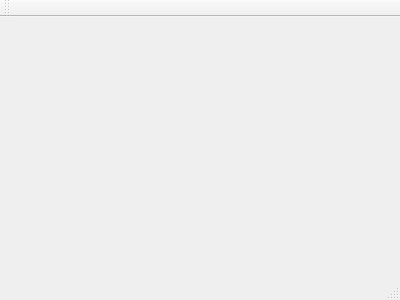
Old version of the form gui.ui in the repository bmbogdan/wifi-folder-sync.
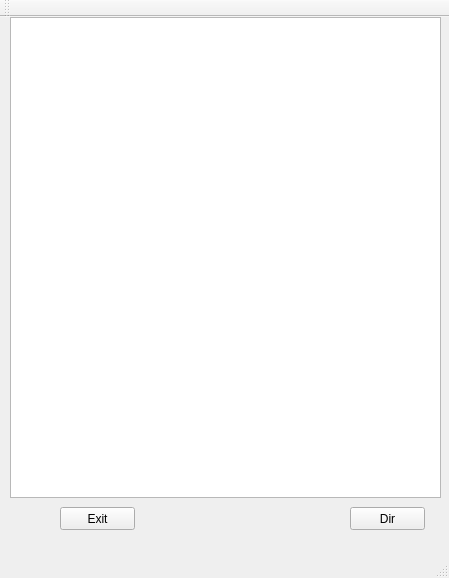
New version of the form.

The edit to the form file:
```diff
--- a/gui.ui
+++ b/gui.ui
@@ -1,24 +1,76 @@
 <ui version="4.0">
  <class>Gui</class>
- <widget class="QMainWindow" name="Gui" >
-  <property name="geometry" >
+ <widget class="QMainWindow" name="Gui">
+  <property name="geometry">
    <rect>
     <x>0</x>
     <y>0</y>
-    <width>400</width>
-    <height>300</height>
+    <width>449</width>
+    <height>578</height>
    </rect>
   </property>
   <property name="windowTitle" >
    <string>Gui</string>
   </property>
-  <widget class="QMenuBar" name="menuBar" />
-  <widget class="QToolBar" name="mainToolBar" />
-  <widget class="QWidget" name="centralWidget" />
-  <widget class="QStatusBar" name="statusBar" />
+  <widget class="QWidget" name="centralWidget">
+   <widget class="QPushButton" name="dirButton">
+    <property name="geometry">
+     <rect>
+      <x>350</x>
+      <y>490</y>
+      <width>75</width>
+      <height>23</height>
+     </rect>
+    </property>
+    <property name="text">
+     <string>Dir</string>
+    </property>
+   </widget>
+   <widget class="QPushButton" name="exitButton">
+    <property name="geometry">
+     <rect>
+      <x>60</x>
+      <y>490</y>
+      <width>75</width>
+      <height>23</height>
+     </rect>
+    </property>
+    <property name="text">
+     <string>Exit</string>
+    </property>
+   </widget>
+   <widget class="QTextEdit" name="textEdit">
+    <property name="geometry">
+     <rect>
+      <x>10</x>
+      <y>0</y>
+      <width>431</width>
+      <height>481</height>
+     </rect>
+    </property>
+   </widget>
+  </widget>
+  <widget class="QMenuBar" name="menuBar">
+   <property name="geometry">
+    <rect>
+     <x>0</x>
+     <y>0</y>
+     <width>449</width>
+     <height>21</height>
+    </rect>
+   </property>
+  </widget>
+  <widget class="QToolBar" name="mainToolBar">
+   <attribute name="toolBarArea">
+    <enum>TopToolBarArea</enum>
+   </attribute>
+   <attribute name="toolBarBreak">
+    <bool>false</bool>
+   </attribute>
+  </widget>
+  <widget class="QStatusBar" name="statusBar"/>
  </widget>
- <layoutDefault spacing="6" margin="11" />
- <pixmapfunction></pixmapfunction>
+ <layoutdefault spacing="6" margin="11"/>
  <resources/>
  <connections/>
 </ui>
```
Left out of the diff: 22 changed lines with no effect on the pictures.
